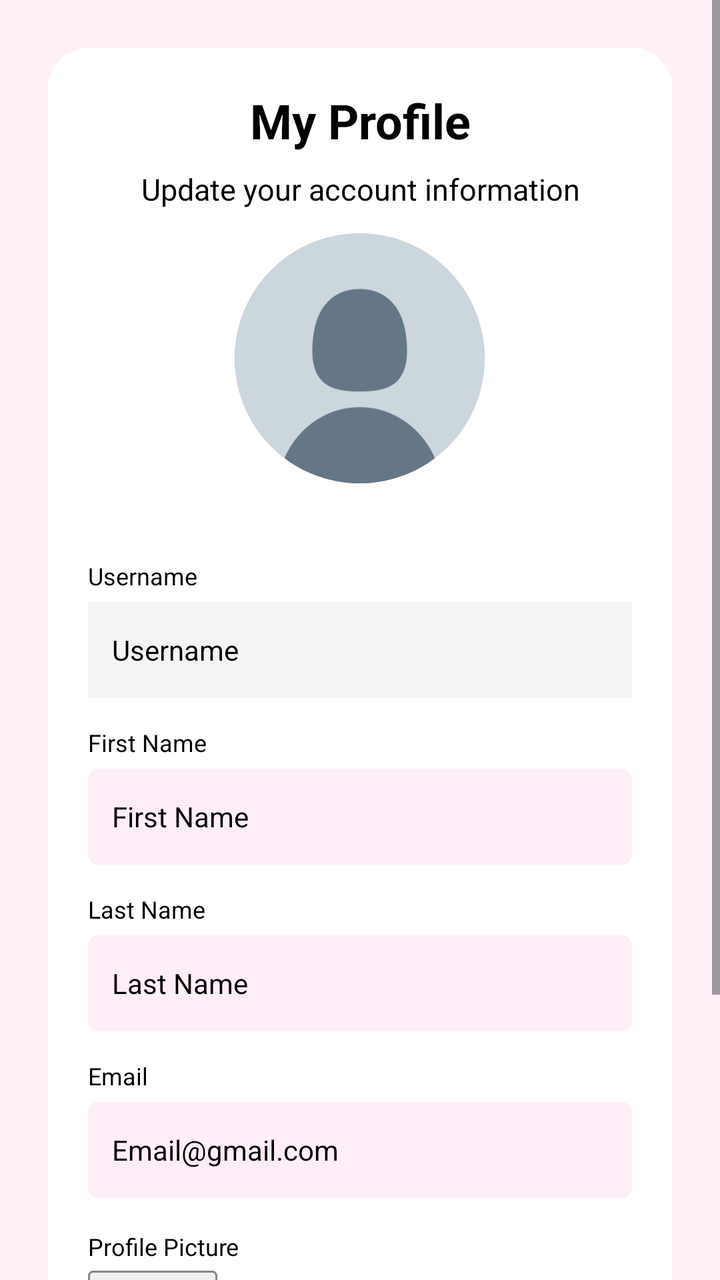
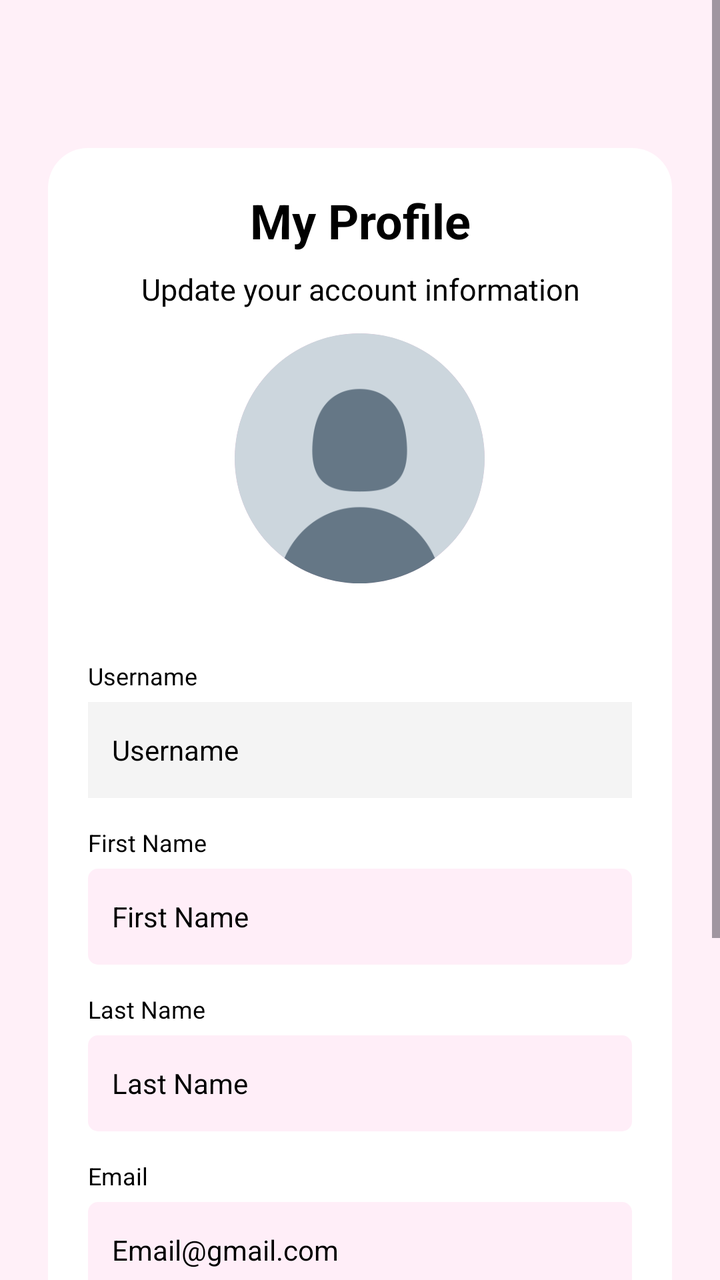

Screens rendered from an Android XML layout before and after an edit, with the pre-edit source and the edit as a unified diff.
<!-- AndroidManifest.xml: application theme Theme.Click2Eat -->
<!-- res/layout/activity_profile.xml -->
<?xml version="1.0" encoding="utf-8"?>
<ScrollView
    xmlns:android="http://schemas.android.com/apk/res/android"
    android:layout_width="match_parent"
    android:layout_height="match_parent"
    android:fillViewport="true"
    android:background="@color/click_profile_bg">

    <LinearLayout
        android:layout_width="match_parent"
        android:layout_height="wrap_content"
        android:orientation="vertical"
        android:padding="24dp">

        
        <LinearLayout
            android:layout_width="match_parent"
            android:layout_height="wrap_content"
            android:orientation="vertical"
            android:padding="20dp"
            android:background="@drawable/bg_profile_card">

            
            <TextView
                android:layout_width="match_parent"
                android:layout_height="wrap_content"
                android:text="My Profile"
                android:textSize="24sp"
                android:textStyle="bold"
                android:textColor="@color/click_text"
                android:gravity="center"/>

            
            <TextView
                android:layout_width="match_parent"
                android:layout_height="wrap_content"
                android:layout_marginTop="8dp"
                android:text="Update your account information"
                android:textSize="15sp"
                android:textColor="@color/click_text"
                android:gravity="center"/>

            
            <ImageView
                android:id="@+id/ivProfilePicture"
                android:layout_width="125dp"
                android:layout_height="125dp"
                android:layout_gravity="center"
                android:layout_marginTop="12dp"
                android:layout_marginBottom="38dp"
                android:src="@drawable/default_profile"
                android:background="@drawable/bg_profile_circle"
                android:clipToOutline="true"
                android:scaleType="centerCrop"
                android:contentDescription="Profile Picture"/>

            
            <TextView
                android:layout_width="match_parent"
                android:layout_height="wrap_content"
                android:text="Username"
                android:textSize="12sp"
                android:textColor="@color/click_text"/>

            <TextView
                android:id="@+id/tvUsername"
                android:layout_width="match_parent"
                android:layout_height="48dp"
                android:layout_marginTop="5dp"
                android:background="@color/click_gray"
                android:gravity="center_vertical"
                android:paddingHorizontal="12dp"
                android:text="Username"
                android:textSize="14sp"
                android:textColor="@color/click_text"/>

            
            <TextView
                android:layout_width="match_parent"
                android:layout_height="wrap_content"
                android:layout_marginTop="14dp"
                android:text="First Name"
                android:textSize="12sp"
                android:textColor="@color/click_text"/>

            <EditText
                android:id="@+id/etFirstName"
                android:layout_width="match_parent"
                android:layout_height="48dp"
                android:layout_marginTop="5dp"
                android:background="@drawable/bg_pink_input"
                android:hint="First Name"
                android:textColorHint="@color/click_text"
                android:inputType="textPersonName"
                android:singleLine="true"
                android:paddingHorizontal="12dp"
                android:textSize="14sp"/>

            
            <TextView
                android:layout_width="match_parent"
                android:layout_height="wrap_content"
                android:layout_marginTop="14dp"
                android:text="Last Name"
                android:textSize="12sp"
                android:textColor="@color/click_text"/>

            <EditText
                android:id="@+id/etLastName"
                android:layout_width="match_parent"
                android:layout_height="48dp"
                android:layout_marginTop="5dp"
                android:background="@drawable/bg_pink_input"
                android:hint="Last Name"
                android:textColorHint="@color/click_text"
                android:inputType="textPersonName"
                android:singleLine="true"
                android:paddingHorizontal="12dp"
                android:textSize="14sp"/>

            
            <TextView
                android:layout_width="match_parent"
                android:layout_height="wrap_content"
                android:layout_marginTop="14dp"
                android:text="Email"
                android:textSize="12sp"
                android:textColor="@color/click_text"/>

            <EditText
                android:id="@+id/etEmail"
                android:layout_width="match_parent"
                android:layout_height="48dp"
                android:layout_marginTop="5dp"
                android:background="@drawable/bg_pink_input"
                android:hint="Email@gmail.com"
                android:textColorHint="@color/click_text"
                android:inputType="textEmailAddress"
                android:singleLine="true"
                android:paddingHorizontal="12dp"
                android:textSize="14sp"/>

            
            <TextView
                android:layout_width="match_parent"
                android:layout_height="wrap_content"
                android:layout_marginTop="16dp"
                android:text="Profile Picture"
                android:textSize="12sp"
                android:textColor="@color/click_text"/>


            <LinearLayout
                android:layout_width="match_parent"
                android:layout_height="wrap_content"
                android:orientation="horizontal"
                android:gravity="center_vertical"
                android:layout_marginTop="4dp">

                <androidx.appcompat.widget.AppCompatButton
                    android:id="@+id/btnChoosePicture"
                    android:layout_width="wrap_content"
                    android:layout_height="28dp"
                    android:minWidth="0dp"
                    android:minHeight="0dp"
                    android:paddingStart="6dp"
                    android:paddingEnd="6dp"
                    android:background="@drawable/bg_choose_file"
                    android:text="Choose File"
                    android:textColor="#222222"
                    android:textSize="10sp"
                    android:textAllCaps="false"
                    android:stateListAnimator="@null"/>

                <TextView
                    android:id="@+id/tvSelectedFile"
                    android:layout_width="wrap_content"
                    android:layout_height="wrap_content"
                    android:layout_marginStart="6dp"
                    android:text="No file chosen"
                    android:textColor="#333333"
                    android:textSize="10sp"/>

            </LinearLayout>


            
            <androidx.appcompat.widget.AppCompatButton
                android:id="@+id/btnSaveProfile"
                android:layout_width="match_parent"
                android:layout_height="48dp"
                android:layout_marginTop="12dp"
                android:background="@drawable/bg_pink_button"
                android:text="Save Changes"
                android:textAllCaps="false"
                android:textColor="@color/click_white"/>

            
            <androidx.appcompat.widget.AppCompatButton
                android:id="@+id/btnBackHome"
                android:layout_width="match_parent"
                android:layout_height="48dp"
                android:layout_marginTop="8dp"
                android:background="@drawable/bg_outline_button"
                android:text="← Back to Home"
                android:textAllCaps="false"
                android:textColor="#F47FBE"
                android:textSize="14sp"
                android:stateListAnimator="@null"/>


        </LinearLayout>
    </LinearLayout>
</ScrollView>
<!-- resources referenced by this layout -->
<resources>
  <color name="click_gray">#F4F4F4</color>
  <color name="click_profile_bg">#FFF0F8</color>
  <color name="click_text">#000000</color>
  <color name="click_white">#FFFFFF</color>
  <!-- drawable bg_choose_file (drawable) -->
  <?xml version="1.0" encoding="utf-8"?>
  <shape xmlns:android="http://schemas.android.com/apk/res/android"
      android:shape="rectangle">
  
      <solid android:color="#F0F0F0"/>
  
      <stroke
          android:width="1dp"
          android:color="#888888"/>
  
      <corners android:radius="2dp"/>
  
  </shape>
  <!-- drawable bg_outline_button (drawable) -->
  <?xml version="1.0" encoding="utf-8"?>
  <shape xmlns:android="http://schemas.android.com/apk/res/android"
      android:shape="rectangle">
  
      <solid android:color="#FFFFFF"/>
  
      <stroke
          android:width="2dp"
          android:color="#f98fc4"/>
  
      <corners android:radius="5dp"/>
  
  </shape>
  <!-- drawable bg_pink_button (drawable) -->
  <?xml version="1.0" encoding="utf-8"?>
  <shape xmlns:android="http://schemas.android.com/apk/res/android">
      <solid android:color="@color/click_pink"/>
      <corners android:radius="5dp"/>
  </shape>
  <!-- drawable bg_pink_input (drawable) -->
  <?xml version="1.0" encoding="utf-8"?>
  <shape xmlns:android="http://schemas.android.com/apk/res/android">
      <solid android:color="@color/click_light_pink"/>
      <corners android:radius="5dp"/>
  </shape>
  <!-- drawable bg_profile_card (drawable) -->
  <?xml version="1.0" encoding="utf-8"?>
  <shape xmlns:android="http://schemas.android.com/apk/res/android">
      <solid android:color="@color/click_white"/>
      <corners android:radius="20dp"/>
  </shape>
  <!-- drawable bg_profile_circle (drawable) -->
  <?xml version="1.0" encoding="utf-8"?>
  <shape xmlns:android="http://schemas.android.com/apk/res/android"
      android:shape="oval">
  
      <solid android:color="@color/click_light_pink"/>
  
      <stroke
          android:width="5dp"
          android:color="@color/click_pink"/>
  
  </shape>
  <!-- drawable default_profile: png bitmap (drawable, 2872 bytes) -->
  <style name="Theme.Click2Eat" parent="Base.Theme.Click2Eat" />
  <color name="click_pink">#f98fc4</color>
  <color name="click_light_pink">#ffeef8</color>
  <style name="Base.Theme.Click2Eat" parent="Theme.Material3.DayNight.NoActionBar">
          
          
      </style>
</resources>

<!-- the commit's change to res/layout/activity_profile.xml (unified diff, before → after) -->
@@ -9,6 +9,7 @@
     <LinearLayout
         android:layout_width="match_parent"
         android:layout_height="wrap_content"
+        android:layout_marginTop="50dp"
         android:orientation="vertical"
         android:padding="24dp">
 
@@ -202,7 +203,7 @@
                 android:layout_height="48dp"
                 android:layout_marginTop="8dp"
                 android:background="@drawable/bg_outline_button"
-                android:text="← Back to Home"
+                android:text="Back to Home"
                 android:textAllCaps="false"
                 android:textColor="#F47FBE"
                 android:textSize="14sp"
